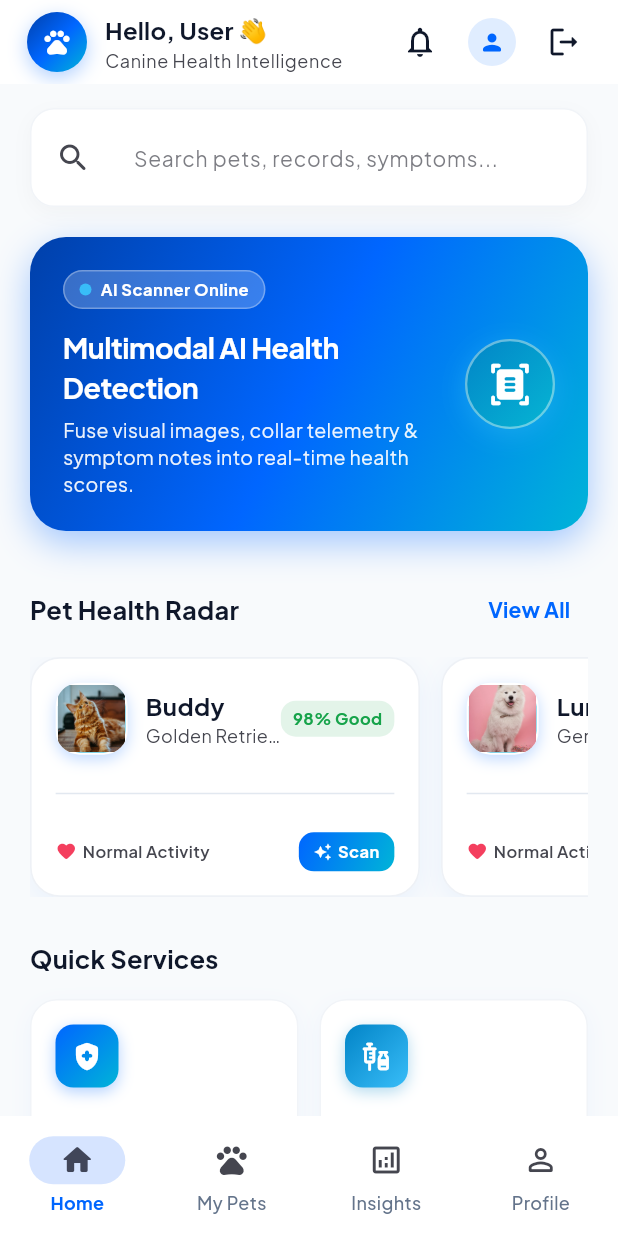
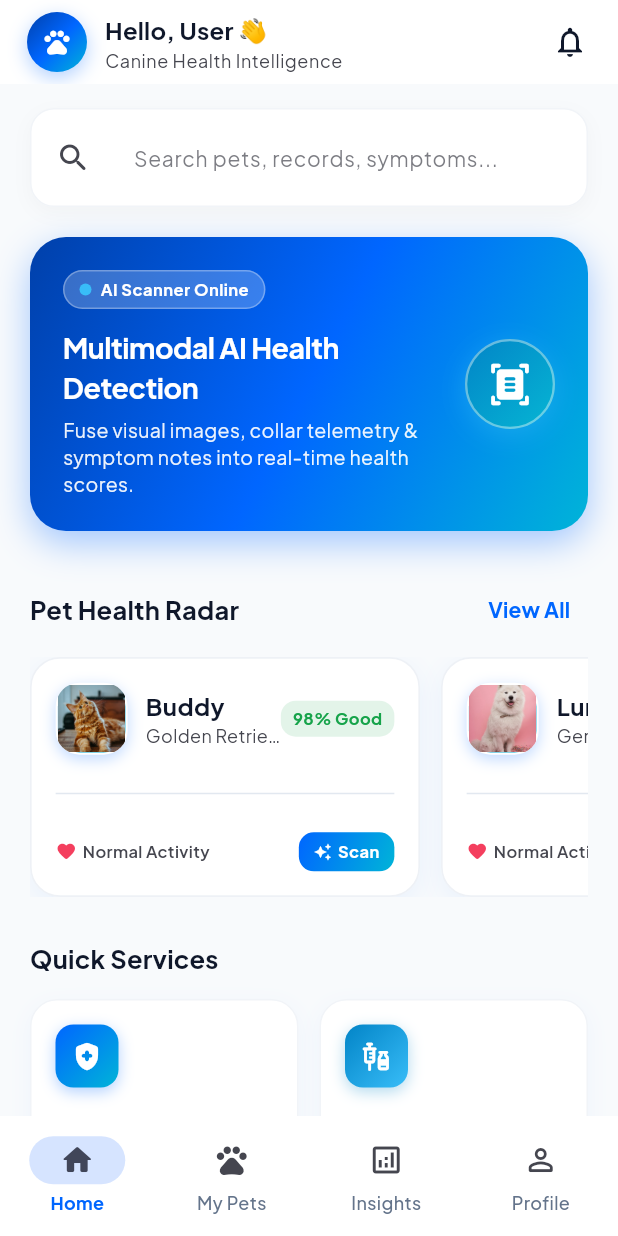
Before and after one commit to indunil-jay/canivue, a Flutter app: the HomeScreen screen opened directly, on a phone screen of 412 x 824 dp. Run offline on Flutter 3.47's test engine with Material 3 defaults, Android fonts, the phone set to English and light mode, and no system bars; our stand-ins replace flutter_animate, google_fonts, image_picker, smooth_page_indicator.

Commit message:
fix(home): remove profile avatar and logout buttons from AppBar actions and make title static

```diff
--- a/lib/features/home/screens/home_screen.dart
+++ b/lib/features/home/screens/home_screen.dart
@@ -1,7 +1,6 @@
 import 'package:flutter/material.dart';
 import 'package:canivue/core/theme/app_theme.dart';
 import 'package:canivue/core/widgets/app_feedback.dart';
-import 'package:canivue/features/auth/screens/signin_screen.dart';
 import 'package:canivue/features/health_check/screens/health_check_capture_screen.dart';
 import 'package:canivue/features/pets/models/pet_model.dart';
 import 'package:canivue/features/pets/screens/pet_detail_screen.dart';
@@ -36,28 +35,6 @@ class _HomeScreenState extends State<HomeScreen> {
       return emailPrefix[0].toUpperCase() + emailPrefix.substring(1);
     }
     return 'Pet Parent';
-  }
-
-  void _handleLogout() async {
-    final confirmed = await AppFeedback.showLuxuryDialog(
-      context,
-      title: 'Log Out',
-      message: 'Are you sure you want to log out of Canivue?',
-      confirmText: 'Log Out',
-      cancelText: 'Cancel',
-      icon: Icons.logout_rounded,
-      accentColor: const Color(0xFFF43F5E),
-      iconGradient: const LinearGradient(
-        colors: [Color(0xFFE11D48), Color(0xFFFB7185)],
-      ),
-    );
-
-    if (confirmed == true && mounted) {
-      Navigator.of(context).pushAndRemoveUntil(
-        MaterialPageRoute(builder: (_) => const SignInScreen()),
-        (route) => false,
-      );
-    }
   }
 
   void _openProfileSideSheet() {
@@ -112,10 +89,7 @@ class _HomeScreenState extends State<HomeScreen> {
       appBar: AppBar(
         backgroundColor: colorScheme.surface,
         elevation: 0,
-        title: InkWell(
-          onTap: _openProfileSideSheet,
-          borderRadius: BorderRadius.circular(14),
-          child: Padding(
+        title: Padding(
           padding: const EdgeInsets.symmetric(vertical: 4, horizontal: 2),
           child: Row(
             children: [
@@ -158,7 +132,6 @@ class _HomeScreenState extends State<HomeScreen> {
             ],
           ),
         ),
-        ),
         actions: [
           IconButton(
             icon: const Icon(Icons.notifications_outlined),
@@ -172,21 +145,6 @@ class _HomeScreenState extends State<HomeScreen> {
               );
             },
           ),
-          IconButton(
-            icon: CircleAvatar(
-              radius: 16,
-              backgroundColor: AppTheme.primaryBlue.withValues(alpha: 0.12),
-              child: const Icon(Icons.person_rounded, size: 18, color: AppTheme.primaryBlue),
-            ),
-            tooltip: 'Profile & Settings',
-            onPressed: _openProfileSideSheet,
-          ),
-          IconButton(
-            icon: const Icon(Icons.logout_rounded),
-            tooltip: 'Log Out',
-            onPressed: _handleLogout,
-          ),
-          const SizedBox(width: 4),
           const SizedBox(width: 8),
         ],
       ),
```
Lines whose indentation alone changed are shown as unchanged.
